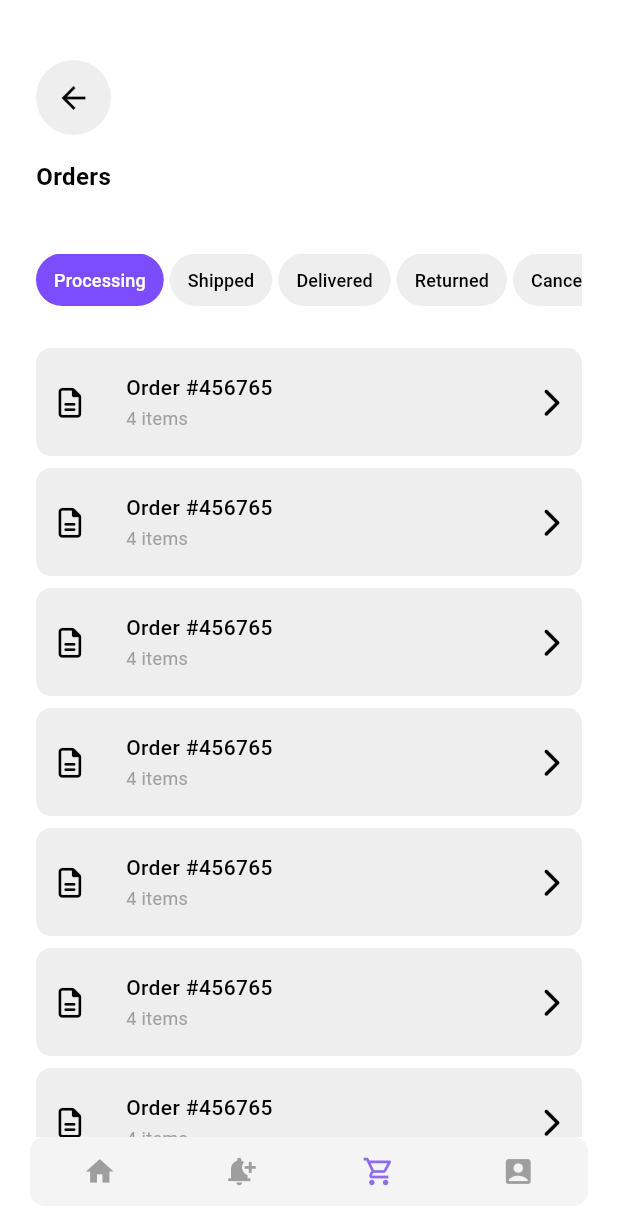
After one commit to dokhy5/colt, a Flutter app: the BottomNavDashboard screen opened by its route, item 3 of the bottom bar chosen, on a phone screen of 412 x 824 dp. The commit adds this screen. Shown: the top 1225 px of the screen. Run offline on Flutter 3.47's test engine with Material 3 defaults, Android fonts, the phone set to English and light mode, and no system bars; our stand-ins replace awesome_bottom_bar, dio, dropdown_button2, font_awesome_flutter, get, go_router.

Commit message:
Add orders feature; implement OrdersView, OrderListview, OrderListviewItem, and OrderStatusRow widgets

```diff
--- a/lib/Features/notifications/presentation/views/widgets/notification_listview_item.dart
+++ b/lib/Features/notifications/presentation/views/widgets/notification_listview_item.dart
@@ -25,7 +25,7 @@ class NotificationListviewItem extends StatelessWidget {
           ),
           Expanded(
             child: Padding(
-              padding: const EdgeInsets.only(right: 15),
+              padding: const EdgeInsets.only(left: 15),
               child: Text(
                 'Gilbert, you placed an order. Check your order history for full details.',
                 overflow: TextOverflow.ellipsis,
--- a/lib/Features/orders/presentation/views/orders_view.dart
+++ b/lib/Features/orders/presentation/views/orders_view.dart
@@ -1,3 +1,4 @@
+import 'package:colt_shop/Features/orders/presentation/views/widgets/Orders_view_body.dart';
 import 'package:flutter/material.dart';
 
 class OrdersView extends StatelessWidget {
@@ -5,6 +6,10 @@ class OrdersView extends StatelessWidget {
 
   @override
   Widget build(BuildContext context) {
-    return const Placeholder();
+    return const Scaffold(
+      body: SafeArea(
+        child: OrdersViewBody(),
+      ),
+    );
   }
 }
--- a/lib/Features/orders/presentation/views/widgets/Orders_view_body.dart
+++ b/lib/Features/orders/presentation/views/widgets/Orders_view_body.dart
@@ -1,10 +1,95 @@
+import 'package:colt_shop/Features/orders/presentation/views/widgets/order_listview.dart';
+import 'package:colt_shop/Features/orders/presentation/views/widgets/order_listview_item.dart';
+import 'package:colt_shop/Features/orders/presentation/views/widgets/order_status_row.dart';
+import 'package:colt_shop/core/utils/app_router.dart';
+import 'package:colt_shop/core/utils/assets.dart';
+import 'package:colt_shop/core/widgets/button_back_custom.dart';
+import 'package:colt_shop/core/widgets/custom_button.dart';
 import 'package:flutter/material.dart';
+import 'package:font_awesome_flutter/font_awesome_flutter.dart';
+import 'package:get/get.dart';
+import 'package:go_router/go_router.dart';
 
-class OrdersViewBody extends StatelessWidget {
+class OrdersViewBody extends StatefulWidget {
   const OrdersViewBody({super.key});
 
   @override
+  _OrdersViewBodyState createState() => _OrdersViewBodyState();
+}
+
+class _OrdersViewBodyState extends State<OrdersViewBody> {
+  String _selected = 'Processing'; // Default selected status
+
+  final List<String> orderStatuses = [
+    'Processing',
+    'Shipped',
+    'Delivered',
+    'Returned',
+    'Canceled',
+  ];
+
+  void _onSelect(String status) {
+    setState(() {
+      _selected = status; // Update selected status
+    });
+  }
+
+  @override
   Widget build(BuildContext context) {
-    return const Placeholder();
+    return Padding(
+      padding: EdgeInsets.symmetric(horizontal: 24.0),
+      child: Column(
+        mainAxisAlignment: MainAxisAlignment.start,
+        crossAxisAlignment: CrossAxisAlignment.stretch,
+        children: [
+          const SizedBox(
+            height: 40,
+          ),
+          const ButtonBackCustom(),
+          const SizedBox(
+            height: 16,
+          ),
+          const Text(
+            'Orders',
+            style: TextStyle(
+              fontSize: 16,
+              fontWeight: FontWeight.bold,
+              color: Colors.black,
+            ),
+          ),
+          const SizedBox(
+            height: 40,
+          ),
+          // Add order status row and pass the callback function
+          OrderStatusRow(onSelect: _onSelect), // Adjusted to pass callback
+          const SizedBox(
+            height: 20,
+          ),
+          // Add a scrollable content section with a properly constrained height
+          Expanded(
+            child: SingleChildScrollView(
+              child: _buildStatusContent(),
+            ),
+          ),
+        ],
+      ),
+    );
+  }
+
+  Widget _buildStatusContent() {
+    switch (_selected) {
+      case 'Processing':
+        return const OrderListview(); // Content for Processing
+      case 'Shipped':
+        return const OrderListviewItem(); // Content for Shipped
+      case 'Delivered':
+        return const OrderListview(); // Content for Delivered
+      case 'Returned':
+        return const OrderListviewItem(); // Content for Returned
+      case 'Canceled':
+        return const OrderListviewItem(); // Content for Canceled
+      default:
+        return const SizedBox(); // Empty container for default case
+    }
   }
 }
--- /dev/null
+++ b/lib/Features/orders/presentation/views/widgets/custom_order_button.dart
@@ -0,0 +1,43 @@
+import 'package:flutter/material.dart';
+
+class CustomOrderButton extends StatelessWidget {
+  const CustomOrderButton({
+    super.key,
+    required this.onPressed,
+    required this.text,
+    required this.isSelected,
+  });
+
+  final VoidCallback onPressed;
+  final String text;
+  final bool isSelected;
+
+  @override
+  Widget build(BuildContext context) {
+    return Padding(
+      padding: const EdgeInsets.only(right: 4.0),
+      child: Container(
+        constraints: BoxConstraints(
+            minWidth: 50.0, maxHeight: 35.0), // Minimum size // Add padding
+        decoration: BoxDecoration(
+          borderRadius: BorderRadius.circular(100),
+          color: isSelected
+              ? Colors.deepPurpleAccent
+              : Colors.grey[200], // Highlight if selected
+        ),
+        child: TextButton(
+          onPressed: onPressed,
+          child: Text(
+            text,
+            style: TextStyle(
+              fontSize: 12,
+              color: isSelected
+                  ? Colors.white
+                  : Colors.black, // Adjust text color based on selection
+            ),
+          ),
+        ),
+      ),
+    );
+  }
+}
--- /dev/null
+++ b/lib/Features/orders/presentation/views/widgets/order_listview.dart
@@ -0,0 +1,23 @@
+import 'package:colt_shop/Features/orders/presentation/views/widgets/order_listview_item.dart';
+import 'package:flutter/material.dart';
+
+class OrderListview extends StatelessWidget {
+  const OrderListview({super.key});
+
+  @override
+  Widget build(BuildContext context) {
+    return SizedBox(
+      height: 1000,
+      child: ListView.builder(
+        itemCount: 200, // Number of items in the list
+        padding: const EdgeInsets.symmetric(vertical: 4.0), // Optional padding for the list
+        itemBuilder: (context, index) {
+          return const Padding(
+            padding: EdgeInsets.symmetric(vertical: 4.0), // Spacing between items
+            child: OrderListviewItem(), // Reusable notification item
+          );
+        },
+      ),
+    );
+  }
+}
--- /dev/null
+++ b/lib/Features/orders/presentation/views/widgets/order_listview_item.dart
@@ -0,0 +1,63 @@
+import 'package:flutter/material.dart';
+import 'package:font_awesome_flutter/font_awesome_flutter.dart';
+
+class OrderListviewItem extends StatelessWidget {
+  const OrderListviewItem({super.key});
+
+  @override
+  Widget build(BuildContext context) {
+    return GestureDetector(
+      onTap: () {
+        // Define your action here
+      },
+      child: Container(
+        height: 72,
+        width: double.infinity,
+        decoration: BoxDecoration(
+          color: Colors.grey[200],
+          borderRadius: BorderRadius.circular(10),
+        ),
+        child: Row(
+          children: [
+            Padding(
+              padding: const EdgeInsets.all(15),
+              child: FaIcon(
+                FontAwesomeIcons.fileLines,
+                size: 20,
+                color: Colors.black,
+              ),
+            ),
+            Expanded(
+              child: Padding(
+                padding: const EdgeInsets.only(left: 15),
+                child: Column(
+                  crossAxisAlignment: CrossAxisAlignment.stretch,
+                  mainAxisAlignment: MainAxisAlignment.center,
+                  children: [
+                    Text(
+                      'Order #456765',
+                      textAlign: TextAlign.start,
+                      style: const TextStyle(
+                          fontSize: 14,
+                          color: Colors.black,
+                          fontWeight: FontWeight.w500),
+                    ),
+                    const SizedBox(height: 2),
+                    Text('4 items',
+                        style: const TextStyle(fontSize: 12, color: Colors.grey)),
+                  ],
+                ),
+              ),
+            ),
+            Spacer(),
+            Padding(
+              padding: const EdgeInsets.only(right: 15.0),
+              child: FaIcon(FontAwesomeIcons.chevronRight,
+                  size: 20, color: Colors.black),
+            ),
+          ],
+        ),
+      ),
+    );
+  }
+}
--- /dev/null
+++ b/lib/Features/orders/presentation/views/widgets/order_status_row.dart
@@ -0,0 +1,50 @@
+import 'package:flutter/material.dart';
+import 'package:colt_shop/Features/orders/presentation/views/widgets/custom_order_button.dart';
+import 'package:colt_shop/Features/orders/presentation/views/widgets/order_listview.dart';
+import 'package:colt_shop/Features/orders/presentation/views/widgets/order_listview_item.dart';
+
+class OrderStatusRow extends StatefulWidget {
+  final void Function(String) onSelect; // Callback to pass status selection
+
+  // Constructor to receive the callback
+  const OrderStatusRow({super.key, required this.onSelect});
+
+  @override
+  _OrderStatusRowState createState() => _OrderStatusRowState();
+}
+
+class _OrderStatusRowState extends State<OrderStatusRow> {
+  String _selected = 'Processing'; // Default selected status
+
+  final List<String> orderStatuses = [
+    'Processing',
+    'Shipped',
+    'Delivered',
+    'Returned',
+    'Canceled',
+  ];
+
+  void _onSelect(String status) {
+    setState(() {
+      _selected = status; // Update selected status
+    });
+    widget.onSelect(status); // Notify parent widget of status change
+  }
+
+  @override
+  Widget build(BuildContext context) {
+    return SingleChildScrollView(
+      scrollDirection: Axis.horizontal, // Scrollable Row
+      child: Row(
+        mainAxisAlignment: MainAxisAlignment.start,
+        children: orderStatuses.map((status) {
+          return CustomOrderButton(
+            text: status,
+            isSelected: _selected == status,
+            onPressed: () => _onSelect(status),
+          );
+        }).toList(),
+      ),
+    );
+  }
+}
--- a/lib/Features/sign_up/presentation/views/widgets/onboarding_view_body.dart
+++ b/lib/Features/sign_up/presentation/views/widgets/onboarding_view_body.dart
@@ -21,16 +21,7 @@ class OnboardingViewBody extends StatelessWidget {
                 const    SizedBox(height: 46),
                 const    Text('Who do you shop for ?', style: TextStyle(fontSize: 16, ),),
          const  SizedBox(height: 22),
-          const Row(
-            mainAxisAlignment: MainAxisAlignment.center,
-            crossAxisAlignment: CrossAxisAlignment.center,
-            children: [
-
-          SelectSexScreen()
-
-            ],
-
-          ),
+          SelectSexScreen(),
           const SizedBox(height: 56),
           const Text('How Old are you ?', style: TextStyle(fontSize: 16, ),),
          const SizedBox(height: 13),
--- a/lib/core/widgets/test.dart
+++ b/lib/core/widgets/test.dart
@@ -1,6 +1,7 @@
 import 'package:awesome_bottom_bar/awesome_bottom_bar.dart';
 import 'package:colt_shop/Features/home_page/presentation/views/home_view.dart';
 import 'package:colt_shop/Features/notifications/presentation/views/notifications_view.dart';
+import 'package:colt_shop/Features/orders/presentation/views/orders_view.dart';
 import 'package:flutter/material.dart';
 
 class BottomNavDashboard extends StatefulWidget {
@@ -39,7 +40,8 @@ class _BottomNavDashboardState extends State<BottomNavDashboard> {
             indexSelected: visit,
             onTap: (int index) => setState(() {
               visit = index;
-            }),
+              },
+            ),
           ),
         ),
       ),
@@ -53,7 +55,7 @@ class _BottomNavDashboardState extends State<BottomNavDashboard> {
       case 1:
         return const NotificationsView(); // Wishlist Content
       case 2:
-        return const Center(child: Text('Cart')); // Cart Content
+        return const OrdersView(); // Cart Content
       case 3:
         return const Center(child: Text('Profile')); // Profile Content
       default:
```
